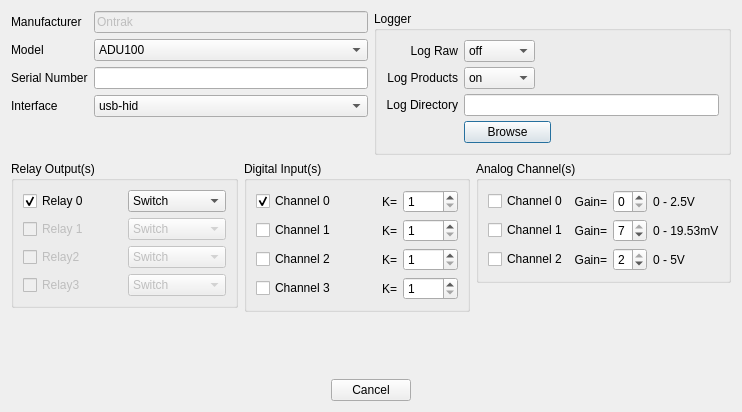
Qt form inlinino/resources/setup_ontrak.ui (OceanOptics/Inlinino) before a commit.
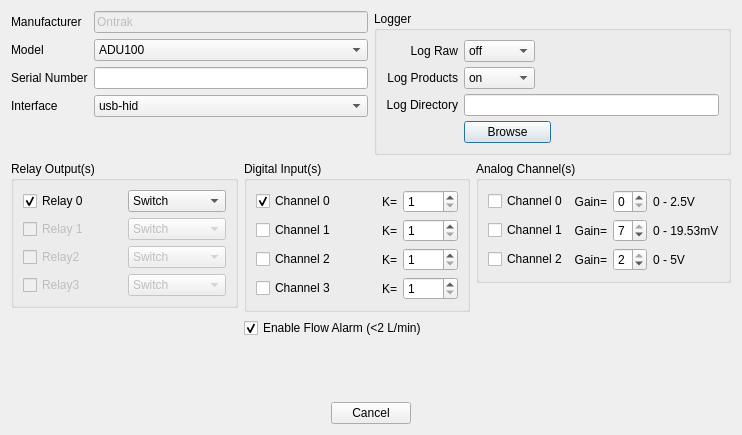
The same form after that commit.

Commit message:
Add low flow alarm for OnTrak with Flow Meters
- Add low flow alarm checkbox in setup and configuration file to enable/disable alarm
- Bump version to 2.9.9
- Fix Flow Control and Pump Control Widgets showing at the same time
- Fix Pump Control Widget margin when Flow Control Widget is hidden

What changed in the file:
```diff
--- a/inlinino/resources/setup_ontrak.ui
+++ b/inlinino/resources/setup_ontrak.ui
@@ -7,7 +7,7 @@
     <x>0</x>
     <y>0</y>
     <width>742</width>
-    <height>412</height>
+    <height>435</height>
    </rect>
   </property>
   <property name="windowTitle">
@@ -519,6 +519,16 @@
          </layout>
         </widget>
        </item>
+       <item>
+        <widget class="QCheckBox" name="checkbox_low_flow_alarm_enabled">
+         <property name="text">
+          <string>Enable Flow Alarm (&lt;2 L/min)</string>
+         </property>
+         <property name="checked">
+          <bool>true</bool>
+         </property>
+        </widget>
+       </item>
        <item>
         <spacer name="verticalSpacer_3">
          <property name="orientation">
```
Left out of the diff: 12 changed lines with no effect on the pictures. The commit also changes 8 other files.
